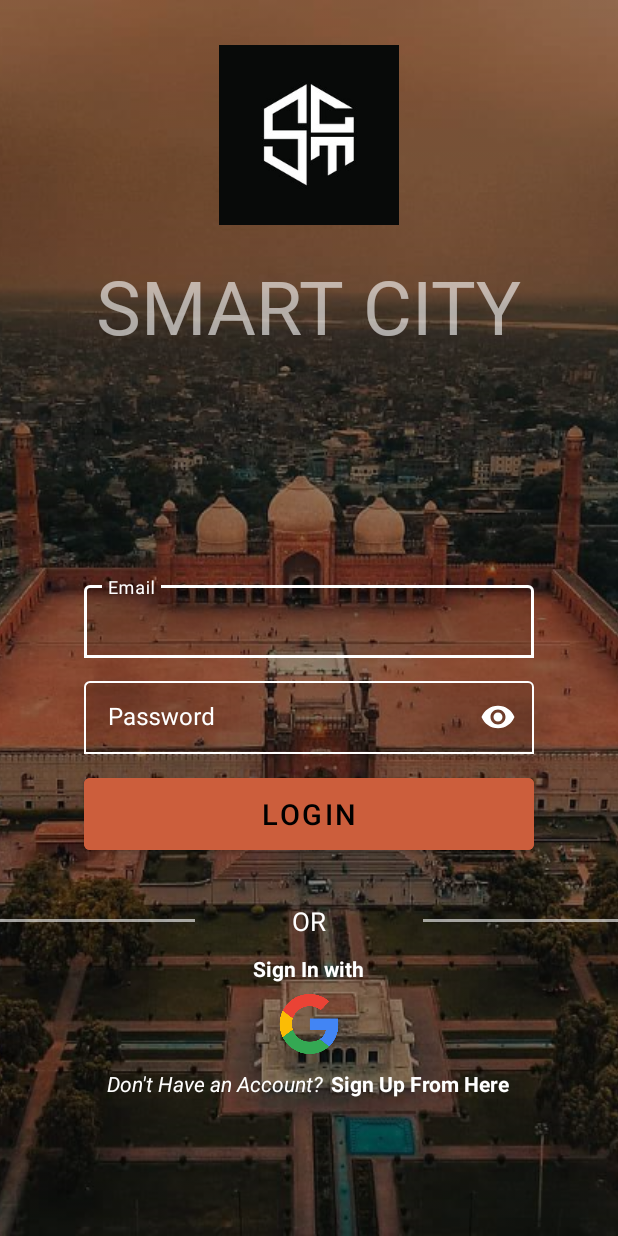
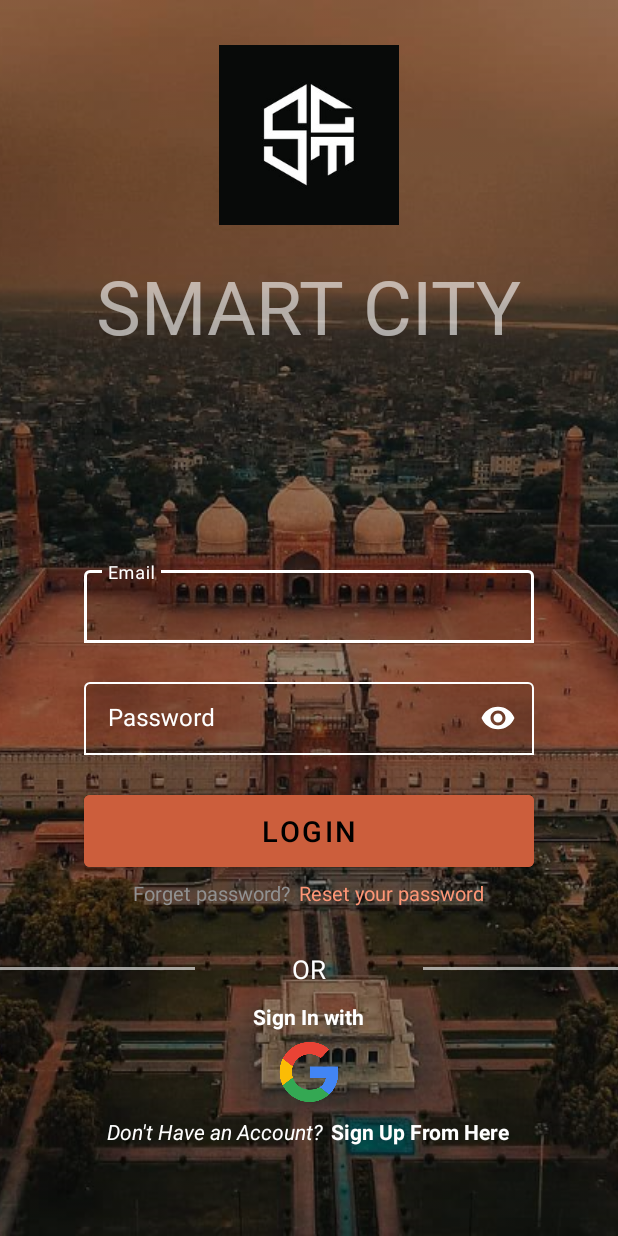
Before and after one commit to LalliOp/Smart-City-Travel, an Android app: the screen it shows after launch (LoginActivity), on a phone screen of 412 x 824 dp. Run offline under Robolectric (Android 15) with nearby library versions, the phone set to English and light mode, and no system bars.

Commit message:
add reset password field in login

```diff
--- a/app/src/main/res/layout/activity_login.xml
+++ b/app/src/main/res/layout/activity_login.xml
@@ -33,6 +33,9 @@
         android:theme="@style/TextInputLayoutStyle"
         app:boxBackgroundMode="outline"
         app:boxStrokeColor="@color/white"
+        app:boxStrokeErrorColor="@color/red"
+        app:errorEnabled="true"
+        app:errorTextColor="@color/red"
         app:hintTextColor="@color/white">
 
         <com.google.android.material.textfield.TextInputEditText
@@ -53,12 +56,14 @@
         android:layout_height="wrap_content"
         android:layout_below="@id/emailLayout"
         android:layout_centerHorizontal="true"
-        android:layout_marginTop="10dp"
         android:textColorHint="@color/white"
         android:theme="@style/TextInputLayoutStyle"
         app:boxBackgroundMode="outline"
         app:boxStrokeColor="@color/white"
+        app:boxStrokeErrorColor="@color/red"
         app:endIconMode="password_toggle"
+        app:errorEnabled="true"
+        app:errorTextColor="@color/red"
         app:hintTextColor="@color/white"
         app:passwordToggleEnabled="true">
 
@@ -79,17 +84,48 @@
         android:layout_height="60dp"
         android:layout_below="@+id/passwordLayout"
         android:layout_centerHorizontal="true"
-        android:layout_marginTop="10dp"
         android:backgroundTint="@color/orange"
         android:text="@string/login"
         android:textColor="@color/black"
         android:textSize="19sp" />
 
+    <RelativeLayout
+        android:id="@+id/forgetPasswordLayout"
+        android:layout_width="wrap_content"
+        android:layout_height="wrap_content"
+        android:layout_below="@id/loginBtn"
+        android:layout_centerHorizontal="true"
+        android:layout_marginTop="2dp">
+
+        <TextView
+            android:id="@+id/forgetPasswordTxt"
+            android:layout_width="wrap_content"
+            android:layout_height="wrap_content"
+            android:text="@string/forget_password"
+            android:textColor="@color/grey"
+            android:textSize="13sp" />
+
+        <TextView
+            android:id="@+id/restPasswordTxt"
+            android:layout_width="wrap_content"
+            android:layout_height="wrap_content"
+            android:layout_marginStart="5dp"
+            android:layout_toEndOf="@id/forgetPasswordTxt"
+            android:background="?attr/selectableItemBackground"
+            android:clickable="true"
+            android:focusable="true"
+            android:text="@string/reset_password"
+            android:textColor="@color/light_orange"
+            android:textSize="13sp"
+            android:theme="@style/WhiteRippleEffectTheme" />
+    </RelativeLayout>
+
+
     <com.google.android.material.divider.MaterialDivider
         android:id="@+id/marginRight"
         android:layout_width="130dp"
         android:layout_height="2dp"
-        android:layout_below="@id/loginBtn"
+        android:layout_below="@id/forgetPasswordLayout"
         android:layout_alignParentEnd="true"
         android:layout_marginTop="40dp"
         android:alpha="0.6"
@@ -99,7 +135,7 @@
         android:id="@+id/marginLeft"
         android:layout_width="130dp"
         android:layout_height="2dp"
-        android:layout_below="@id/loginBtn"
+        android:layout_below="@id/forgetPasswordLayout"
         android:layout_alignParentStart="true"
         android:layout_marginTop="40dp"
         android:alpha="0.6"
@@ -109,7 +145,7 @@
         android:id="@+id/orTxt"
         android:layout_width="wrap_content"
         android:layout_height="wrap_content"
-        android:layout_below="@id/loginBtn"
+        android:layout_below="@id/forgetPasswordLayout"
         android:layout_centerHorizontal="true"
         android:layout_marginTop="29dp"
         android:text="@string/or"
--- a/app/src/main/res/layout/activity_sign_up.xml
+++ b/app/src/main/res/layout/activity_sign_up.xml
@@ -141,7 +141,7 @@
         android:layout_below="@+id/confirmPasswordLayout"
         android:layout_centerHorizontal="true"
         android:layout_marginTop="40dp"
-        android:backgroundTint="@color/gray"
+        android:backgroundTint="@color/light_white"
         android:text="@string/register"
         android:textColor="@color/black"
         android:textSize="19sp" />
--- a/app/src/main/res/values/colors.xml
+++ b/app/src/main/res/values/colors.xml
@@ -9,8 +9,10 @@
     <color name="black">#FF000000</color>
     <color name="white">#FFFFFFFF</color>
     <color name="orange">#CC5E3C</color>
-    <color name="gray">#D0D0D0</color>
+    <color name="light_white">#D0D0D0</color>
+    <color name="grey">#919191</color>
     <color name="red">#ff0033</color>
+    <color name="light_orange">#FE9676</color>
     <color xmlns:tools="http://schemas.android.com/tools" name="mtrl_textinput_default_box_stroke_color" tools:override="true">
         @color/white
     </color>
--- a/app/src/main/res/values/strings.xml
+++ b/app/src/main/res/values/strings.xml
@@ -20,4 +20,6 @@
     <string name="sign_in_with">Sign In with</string>
     <string name="LOGIN_EMAIL_KEY">login_email_key</string>
     <string name="MY_PREFERENCE">my_preference</string>
+    <string name="reset_password">Reset your password</string>
+    <string name="forget_password">Forget password?</string>
 </resources>
```
